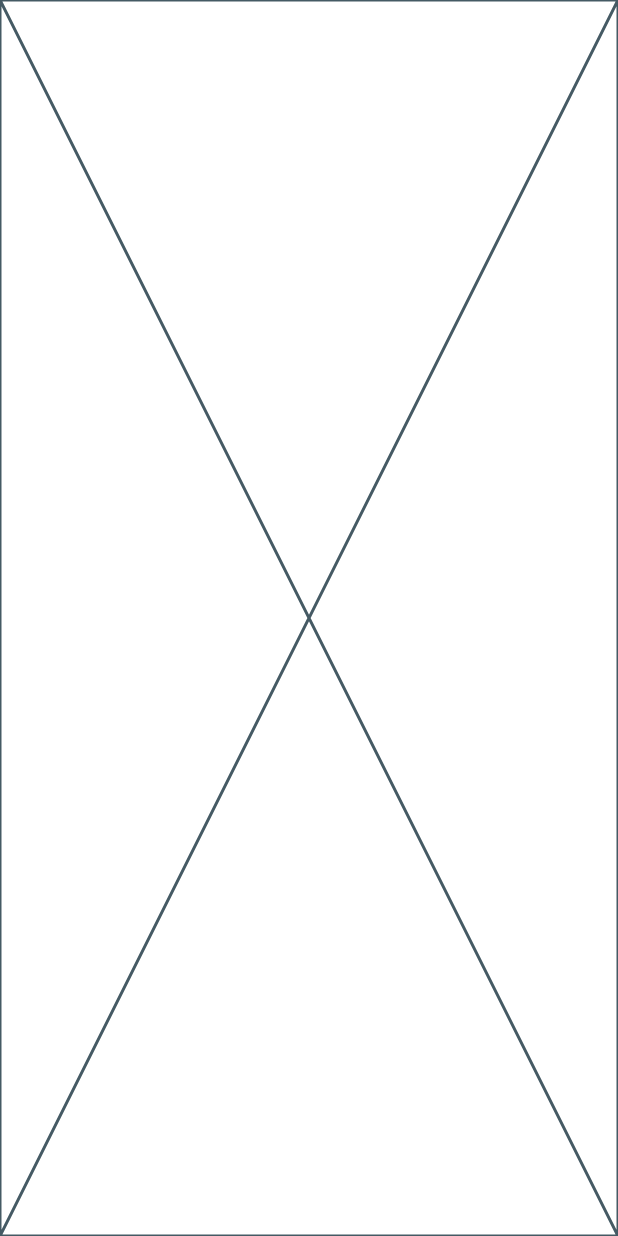
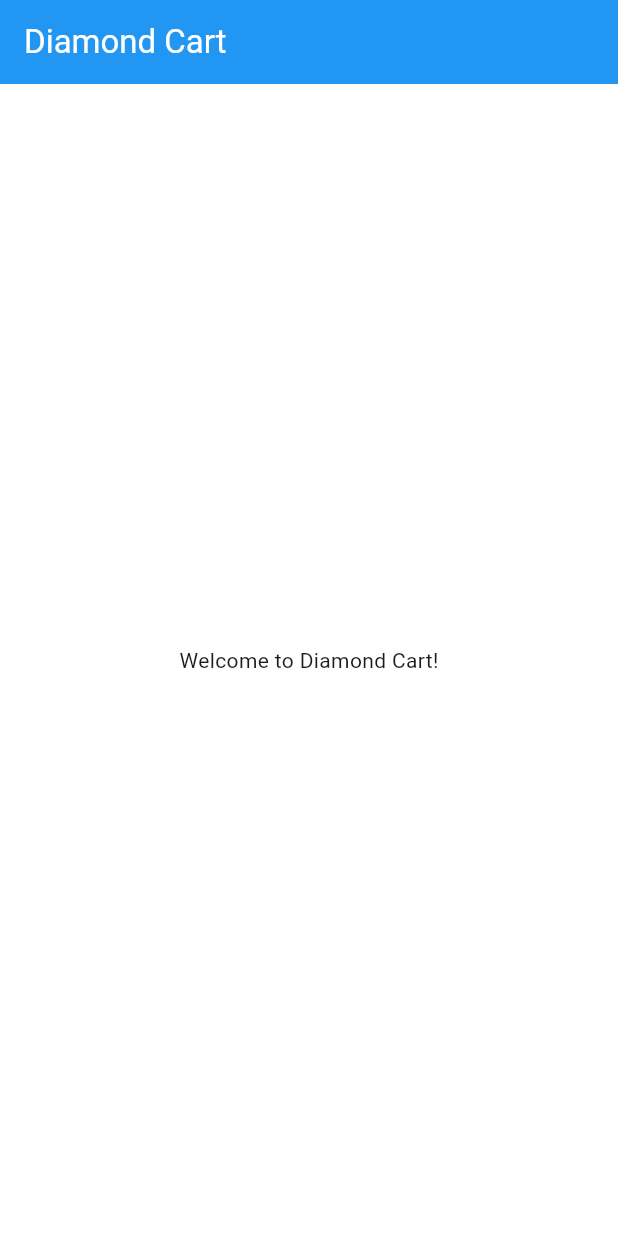
Before and after one commit to DivyangSoni588/diamond_cart, a Flutter app: the screen it shows after launch, on a phone screen of 412 x 824 dp. Run offline on Flutter 3.47's test engine with Material 3 defaults, Android fonts, the phone set to English and light mode, and no system bars.

```diff
--- a/lib/main.dart
+++ b/lib/main.dart
@@ -1,14 +1,44 @@
 import 'package:flutter/material.dart';
 
 void main() {
-  runApp(const MyApp());
+  runApp(const DiamondCartApp());
 }
 
-class MyApp extends StatelessWidget {
-  const MyApp({super.key});
+class DiamondCartApp extends StatelessWidget {
+  const DiamondCartApp({super.key});
 
   @override
   Widget build(BuildContext context) {
-    return const Placeholder();
+    return MaterialApp(
+      title: 'Diamond Cart',
+      debugShowCheckedModeBanner: false,
+      theme: ThemeData(
+        brightness: Brightness.light,
+        primarySwatch: Colors.blue,
+        scaffoldBackgroundColor: Colors.white,
+        appBarTheme: const AppBarTheme(backgroundColor: Colors.blue, foregroundColor: Colors.white),
+      ),
+      darkTheme: ThemeData(
+        brightness: Brightness.dark,
+        primarySwatch: Colors.blue,
+        scaffoldBackgroundColor: Colors.black,
+        appBarTheme: const AppBarTheme(backgroundColor: Colors.black, foregroundColor: Colors.white),
+      ),
+      themeMode: ThemeMode.system,
+      // Switches based on system theme
+      home: const HomePage(),
+    );
   }
 }
+
+class HomePage extends StatelessWidget {
+  const HomePage({super.key});
+
+  @override
+  Widget build(BuildContext context) {
+    return Scaffold(
+      appBar: AppBar(title: const Text('Diamond Cart')),
+      body: const Center(child: Text('Welcome to Diamond Cart!')),
+    );
+  }
+}
```
Also changed, not shown: 1 other file.
